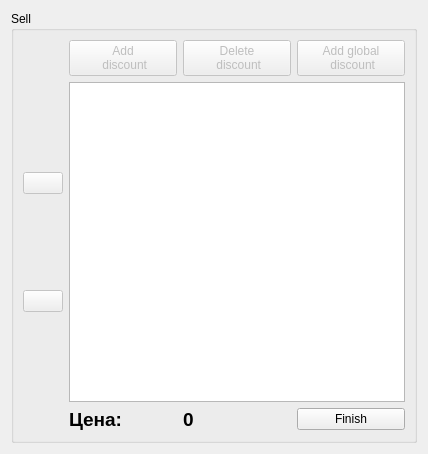
Before: the Qt Designer form widgets/sell/sell.ui in thelastpolaris/Loreley, drawn with Qt 5.
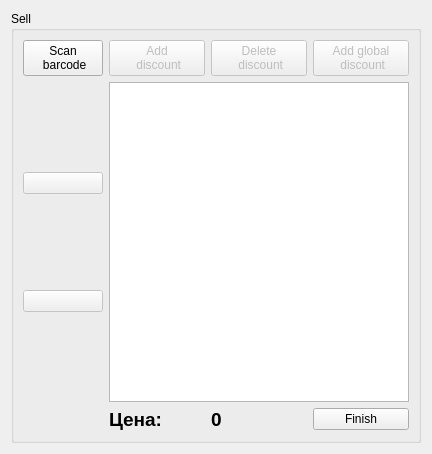
After: the same form once the commit is applied. Icons and pictures are not drawn.

Commit message: Added support for barcode scaner. Fixed small bugs

```diff
--- a/widgets/sell/sell.ui
+++ b/widgets/sell/sell.ui
@@ -178,6 +178,14 @@
             </item>
            </layout>
           </item>
+          <item row="1" column="0">
+           <widget class="QPushButton" name="scanBarcodeButton">
+            <property name="text">
+             <string>Scan 
+ barcode</string>
+            </property>
+           </widget>
+          </item>
          </layout>
         </widget>
        </item>
```
The commit also changes 18 other files.
